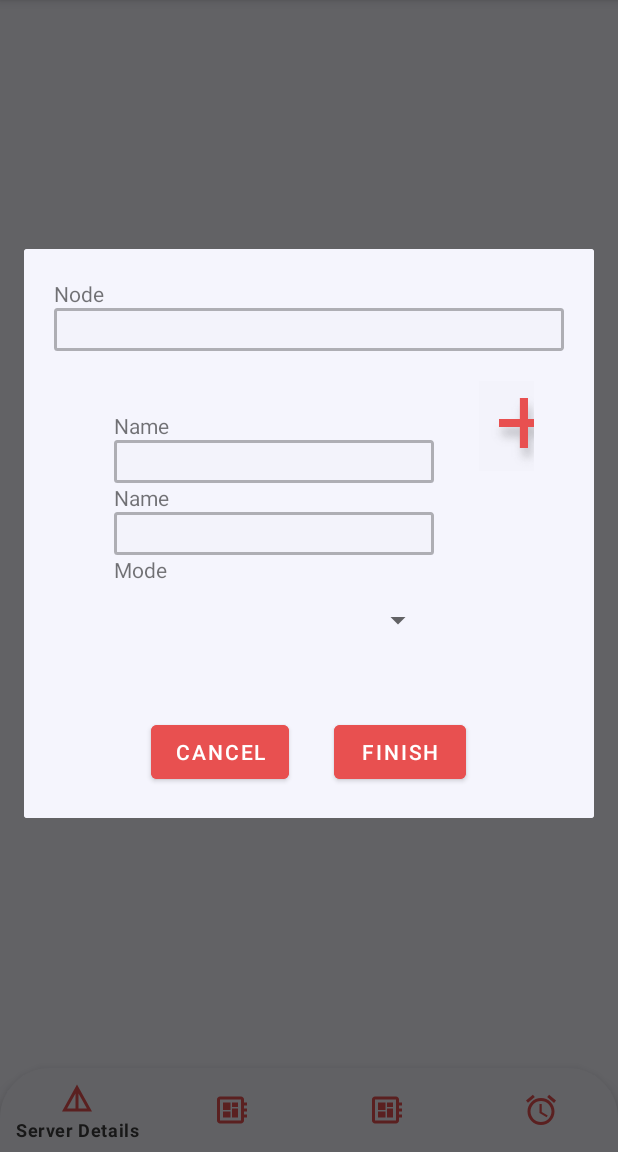
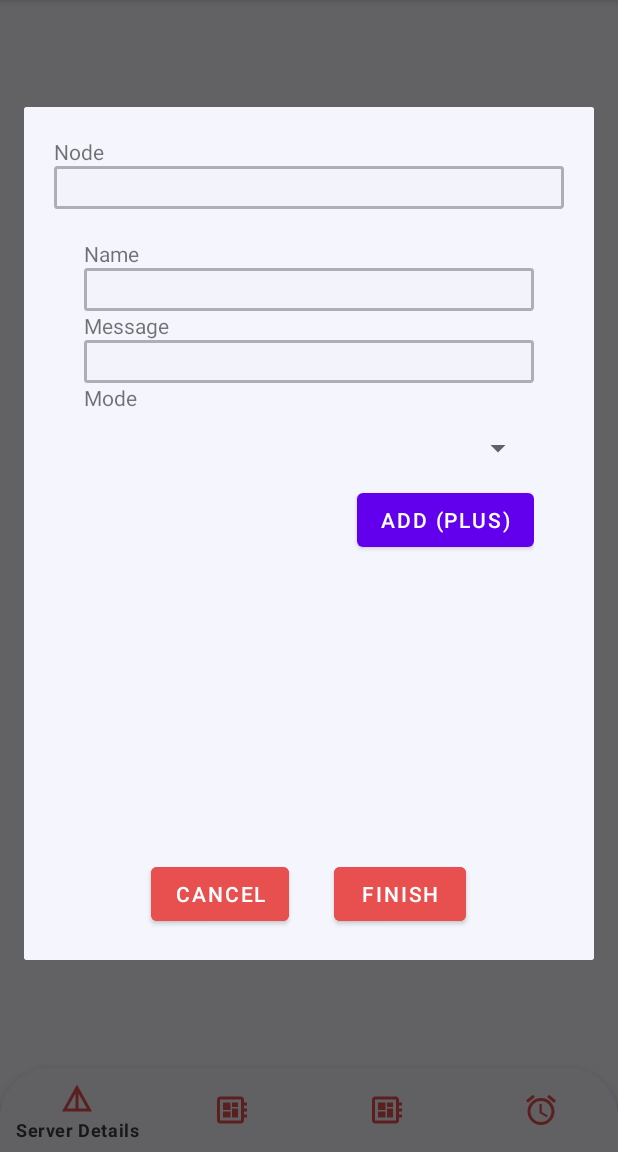
Before and after one commit to ankastoianovici/tentativa, an Android app: the fragment AddAlarmsAnalog placed in its activity, on a phone screen of 412 x 824 dp, the part 84-1236 px from its top. Run offline under Robolectric (Android 15) with nearby library versions, the phone set to English and light mode, and no system bars.

Commit message:
LIST VIEW

```diff
--- a/app/src/main/java/com/example/licenta/AddAlarmsAnalog.java
+++ b/app/src/main/java/com/example/licenta/AddAlarmsAnalog.java
@@ -5,19 +5,97 @@ import android.os.Bundle;
 import androidx.fragment.app.DialogFragment;
 import androidx.fragment.app.Fragment;
 
+import android.util.Pair;
 import android.view.LayoutInflater;
 import android.view.View;
 import android.view.ViewGroup;
+import android.widget.ArrayAdapter;
+import android.widget.Button;
+import android.widget.EditText;
+import android.widget.ListView;
+
+import java.util.ArrayList;
+import java.util.List;
 
 
-public class AddAlarmsAnalog extends DialogFragment {
+/*public class AddAlarmsAnalog extends DialogFragment {
 
+    private ListView listView;
+    private ArrayList<String> itemList;
+    private ArrayAdapter<String> adapter;
 
     @Override
     public View onCreateView(LayoutInflater inflater, ViewGroup container,
                              Bundle savedInstanceState) {
         // Inflate the layout for this fragment
         View view= inflater.inflate(R.layout.fragment_add_alarms_analog, container, false);
+
+        // Initialize the ListView and ArrayList objects
+        listView = view.findViewById(R.id.listview);
+        itemList = new ArrayList<String>();
+        adapter = new ArrayAdapter<String>(getActivity(), android.R.layout.simple_list_item_1, itemList);
+        listView.setAdapter(adapter);
+
+
+        // Set the click listener for the button
+        Button buttonAdd = view.findViewById(R.id.salvare);
+        buttonAdd.setOnClickListener(new View.OnClickListener() {
+
+
+            @Override
+            public void onClick(View v) {
+
+                // Get the reference to the EditText control and its contents
+                EditText myEditText = view.findViewById(R.id.node_edit_text);
+                String editTextValue = myEditText.getText().toString();
+                EditText myEditText1 = view.findViewById(R.id.name_alarma_text);
+                String editTextValue1 = myEditText.getText().toString();
+                // Add a new item to the ArrayList and notify the adapter that the data set has changed
+                String itemString = editTextValue + " " + editTextValue1;
+                itemList.add(itemString);
+                adapter.notifyDataSetChanged();
+            }
+
+        });
+        return view;
+    }
+}*/
+
+public class AddAlarmsAnalog extends DialogFragment {
+
+    private ListView listView;
+    private ArrayList<String> itemList;
+    private List_Adapter adapter;
+
+    @Override
+    public View onCreateView(LayoutInflater inflater, ViewGroup container,
+                             Bundle savedInstanceState) {
+        // Inflate the layout for this fragment
+        View view= inflater.inflate(R.layout.fragment_add_alarms_analog, container, false);
+
+        // Initialize the ListView and ArrayList objects
+        listView = view.findViewById(R.id.listview);
+        itemList = new ArrayList<String>();
+        adapter = new List_Adapter(getActivity(), itemList);
+        listView.setAdapter(adapter);
+
+        // Set the click listener for the button
+        Button buttonAdd = view.findViewById(R.id.salvare);
+        buttonAdd.setOnClickListener(new View.OnClickListener() {
+            @Override
+            public void onClick(View v) {
+                // Get the reference to the EditText control and its contents
+                EditText myEditText = view.findViewById(R.id.node_edit_text);
+                String editTextValue = myEditText.getText().toString();
+                EditText myEditText1 = view.findViewById(R.id.name_alarma_text);
+                String editTextValue1 = myEditText1.getText().toString();
+                // Add a new item to the ArrayList and notify the adapter that the data set has changed
+                String itemString = editTextValue + " " + editTextValue1;
+                itemList.add(itemString);
+                adapter.notifyDataSetChanged();
+            }
+        });
+
         return view;
     }
 }
--- a/app/src/main/java/com/example/licenta/ConfigureObject.java
+++ b/app/src/main/java/com/example/licenta/ConfigureObject.java
@@ -203,7 +203,7 @@ public class ConfigureObject  extends DialogFragment {
         next.setOnClickListener(new View.OnClickListener() {
             @Override
             public void onClick(View v) {
-                //fa-l sa mearga mai bine ca nu face deloc ce trebuie
+                //TODO fa-l sa mearga mai bine ca nu face deloc ce trebuie
                 String mode = spinner.getSelectedItem().toString(); // get the selected mode from the spinner
                 if(mode.equals("Analog")) {
                     ConfigureNodeAnalog newFragment = new ConfigureNodeAnalog();
--- a/app/src/main/res/layout/fragment_add_alarms_analog.xml
+++ b/app/src/main/res/layout/fragment_add_alarms_analog.xml
@@ -11,31 +11,27 @@
         android:layout_height="wrap_content"
         android:background="#f5f5fd"
         android:orientation="vertical"
-        android:padding="20dp">
+        android:padding="20dp"
+        tools:ignore="UselessParent">
 
         <TextView
-            android:id="@+id/noed_text"
             android:layout_width="match_parent"
             android:layout_height="wrap_content"
-            android:text="Node" />
+            android:text="Node"
+            tools:ignore="HardcodedText" />
 
         <EditText
             android:id="@+id/node_edit_text"
             android:layout_width="match_parent"
             android:layout_height="wrap_content"
+            android:background="@drawable/rectangle"
+            android:ems="10"
             android:inputType="textPersonName"
-            android:background="@drawable/rectangle"
-            android:ems="10"/>
-
+            tools:ignore="LabelFor,SpeakableTextPresentCheck,TouchTargetSizeCheck,VisualLintTextFieldSize"
+            android:autofillHints="" />
 
             <LinearLayout
                 android:layout_width="match_parent"
-            android:layout_height="wrap_content"
-            android:background="#f5f5fd"
-            android:orientation="horizontal"
-            android:padding="20dp">
-            <LinearLayout
-                android:layout_width="wrap_content"
                 android:layout_height="wrap_content"
                 android:background="#f5f5fd"
                 android:orientation="vertical"
@@ -43,50 +39,60 @@
             <TextView
                 android:layout_width="match_parent"
                 android:layout_height="wrap_content"
-                android:text="Name" />
+                android:text="Name"
+                tools:ignore="HardcodedText" />
 
                 <EditText
                     android:id="@+id/name_alarma_text"
                     android:layout_width="match_parent"
                     android:layout_height="wrap_content"
+                    android:background="@drawable/rectangle"
+                    android:ems="10"
                     android:inputType="textPersonName"
-                android:background="@drawable/rectangle"
-                android:ems="10"/>
+                    tools:ignore="LabelFor,SpeakableTextPresentCheck,TouchTargetSizeCheck,VisualLintTextFieldSize"
+                    android:autofillHints="" />
                 <TextView
                     android:layout_width="match_parent"
                     android:layout_height="wrap_content"
-                    android:text="Name" />
+                    android:text="Message"
+                    tools:ignore="HardcodedText" />
 
                 <EditText
                     android:id="@+id/name_message_text"
                     android:layout_width="match_parent"
                     android:layout_height="wrap_content"
+                    android:background="@drawable/rectangle"
+                    android:ems="10"
                     android:inputType="textPersonName"
-                    android:background="@drawable/rectangle"
-                    android:ems="10"/>
+                    tools:ignore="Autofill,LabelFor,SpeakableTextPresentCheck,TouchTargetSizeCheck,VisualLintTextFieldSize" />
             <TextView
                 android:id="@+id/mode"
                 android:layout_width="match_parent"
                 android:layout_height="wrap_content"
-                android:text="Mode" />
+                android:text="Mode"
+                tools:ignore="HardcodedText" />
 
                 <Spinner
                     android:id="@+id/mode_spinner"
                     android:layout_width="match_parent"
                     android:layout_height="wrap_content"
-                android:minHeight="48dp" />
-        </LinearLayout>
-            <ImageView
-                android:id="@+id/nu_stiu_inca"
-                android:layout_width="60dp"
-                android:layout_height="60dp"
-                android:src="@drawable/photo_collage"
-                android:layout_marginLeft="10dp"
-                />
+                    android:minHeight="48dp"
+                    tools:ignore="SpeakableTextPresentCheck" />
+
+                <Button
+                    android:id="@+id/salvare"
+                    android:layout_width="wrap_content"
+                    android:layout_height="wrap_content"
+                    android:text="ADD (PLUS)"
+                    android:layout_gravity="right"
+                    tools:ignore="HardcodedText,RtlHardcoded" />
             </LinearLayout>
 
+        <ListView
 
-
+            android:id="@+id/listview"
+            android:layout_width="match_parent"
+            android:layout_height="181dp" />
 
 
         <LinearLayout
@@ -94,19 +100,24 @@
             android:layout_height="wrap_content"
             android:gravity="center"
             android:orientation="horizontal">
+
             <Button
                 android:id="@+id/cancel_button"
                 android:layout_width="wrap_content"
                 android:layout_height="wrap_content"
+                android:backgroundTint="#e85050"
                 android:text="CANCEL"
-                android:backgroundTint="#e85050"/>
+                android:textColor="#FFFFFF"
+                tools:ignore="ButtonStyle,HardcodedText,TextContrastCheck" />
+
             <Button
                 android:id="@+id/finish_button"
                 android:layout_width="wrap_content"
                 android:layout_height="wrap_content"
+                android:layout_marginLeft="30dp"
+                android:backgroundTint="#e85050"
                 android:text="FINISH"
-                android:layout_marginLeft="30dp"
-                android:backgroundTint="#e85050"/>
+                tools:ignore="ButtonStyle,HardcodedText,RtlHardcoded,TextContrastCheck" />
         </LinearLayout>
     </LinearLayout>
 
```
Also changed, not shown: app/src/main/java/com/example/licenta/List_Adapter.java (added, +40 -0 lines), app/src/main/res/layout/item_list.xml (added, +21 -0 lines). Lines whose indentation alone changed are shown as unchanged.
